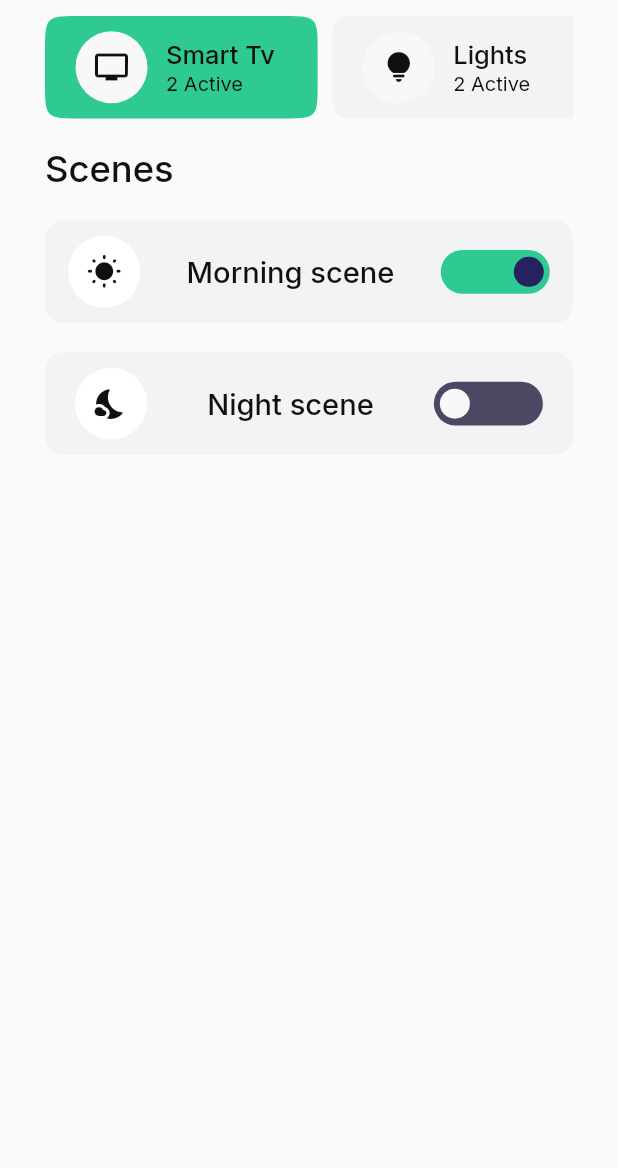
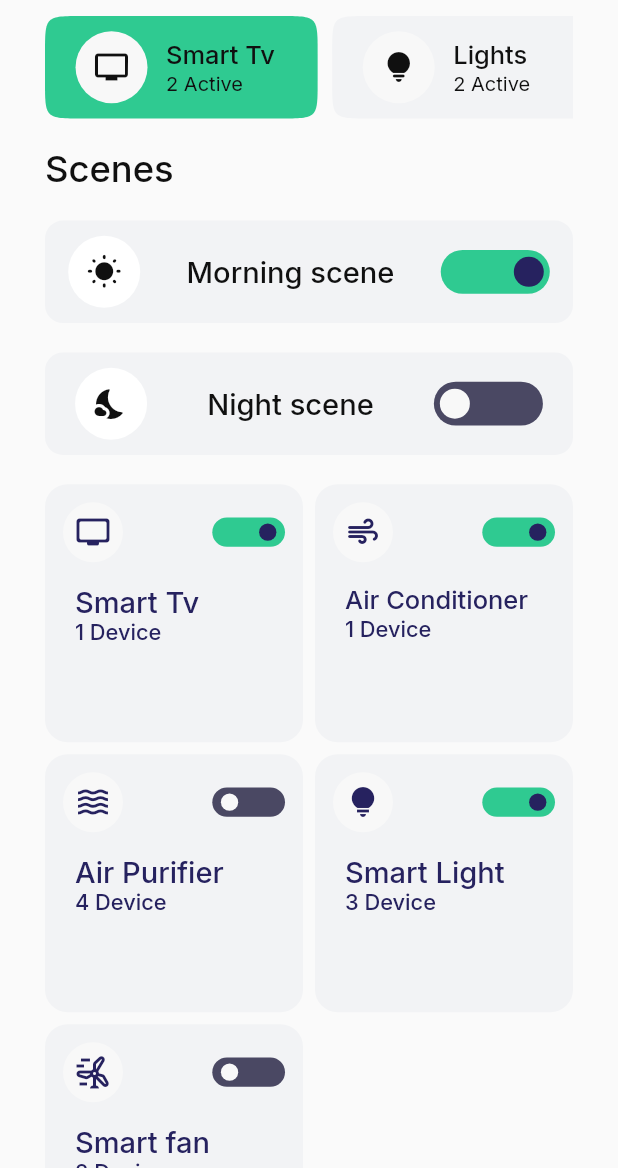
Before and after one commit to sifatullah-haque/CoShell, a Flutter app: the screen it shows after launch, on a phone screen of 412 x 824 dp, the part 68-1236 px from its top. Run offline on Flutter 3.47's test engine with Material 2 defaults, Android fonts, the phone set to English and light mode, and no system bars; drawn by our look-alikes of flutter_switch; our stand-ins replace flutter_screenutil, google_fonts.

Commit message:
home page done

```diff
--- a/mainapp/lib/pages/common/color_is.dart
+++ b/mainapp/lib/pages/common/color_is.dart
@@ -9,4 +9,5 @@ abstract class ColorIs {
   static const gray = Color(0xff4A4863);
   static const white = Color(0xffF8F8F8);
   static const inactiveButton=Color(0xffF7F7F7);
+  static const whiteGray=Color(0xffF2F3F5);
 }
--- /dev/null
+++ b/mainapp/lib/pages/homePage/grid/grid_view.dart
@@ -0,0 +1,363 @@
+import 'package:flutter/material.dart';
+import 'package:flutter_screenutil/flutter_screenutil.dart';
+import 'package:flutter_switch/flutter_switch.dart';
+import 'package:google_fonts/google_fonts.dart';
+import 'package:mainapp/pages/common/color_is.dart';
+
+class gridView extends StatefulWidget {
+  const gridView({
+    super.key,
+  });
+
+  @override
+  State<gridView> createState() => _gridViewState();
+}
+
+class _gridViewState extends State<gridView> {
+  bool smartTv = true;
+  bool airCon = true;
+  bool airPurifier = false;
+  bool smartLight = true;
+  bool fan = false;
+  @override
+  Widget build(BuildContext context) {
+    return SizedBox(
+      height: 600.h,
+      child: GridView(
+        gridDelegate: const SliverGridDelegateWithFixedCrossAxisCount(
+          crossAxisCount: 2,
+          childAspectRatio: 1,
+          crossAxisSpacing: 8.0,
+          mainAxisSpacing: 8.0,
+        ),
+        children: [
+          Container(
+            decoration: BoxDecoration(
+              borderRadius: BorderRadius.circular(15.0),
+              color: ColorIs.whiteGray,
+            ),
+            width: double.infinity,
+            child: Padding(
+              padding: const EdgeInsets.all(12.0),
+              child: Column(
+                mainAxisAlignment: MainAxisAlignment.start,
+                crossAxisAlignment: CrossAxisAlignment.start,
+                children: [
+                  Row(
+                    mainAxisAlignment: MainAxisAlignment.spaceBetween,
+                    children: [
+                      const CircleAvatar(
+                        backgroundColor: ColorIs.white,
+                        child: Icon(
+                          Icons.tv_rounded,
+                          color: ColorIs.blue,
+                        ),
+                      ),
+                      FlutterSwitch(
+                        value: smartTv,
+                        height: 20.h,
+                        width: 40.w,
+                        toggleSize: 15.0,
+                        activeColor: ColorIs.halfGreen,
+                        inactiveColor: ColorIs.gray,
+                        activeToggleColor: ColorIs.blue,
+                        inactiveToggleColor: ColorIs.white,
+                        onToggle: (val) {
+                          setState(() {
+                            smartTv = val;
+                          });
+                        },
+                      ),
+                    ],
+                  ),
+                  Padding(
+                    padding: const EdgeInsets.only(left: 8.0, top: 15.0),
+                    child: Text(
+                      "Smart Tv",
+                      style: GoogleFonts.inter(
+                          fontSize: 16.sp,
+                          fontWeight: FontWeight.w500,
+                          color: ColorIs.blue),
+                    ),
+                  ),
+                  Padding(
+                    padding: const EdgeInsets.only(
+                      left: 8.0,
+                    ),
+                    child: Text(
+                      "1 Device",
+                      style: GoogleFonts.inter(
+                          fontSize: 12.sp,
+                          fontWeight: FontWeight.w500,
+                          color: ColorIs.blue),
+                    ),
+                  ),
+                ],
+              ),
+            ),
+          ),
+          Container(
+            decoration: BoxDecoration(
+              borderRadius: BorderRadius.circular(15.0),
+              color: ColorIs.whiteGray,
+            ),
+            width: double.infinity,
+            child: Padding(
+              padding: const EdgeInsets.all(12.0),
+              child: Column(
+                mainAxisAlignment: MainAxisAlignment.start,
+                crossAxisAlignment: CrossAxisAlignment.start,
+                children: [
+                  Row(
+                    mainAxisAlignment: MainAxisAlignment.spaceBetween,
+                    children: [
+                      const CircleAvatar(
+                        backgroundColor: ColorIs.white,
+                        child: Icon(
+                          Icons.air_rounded,
+                          color: ColorIs.blue,
+                        ),
+                      ),
+                      FlutterSwitch(
+                        value: airCon,
+                        height: 20.h,
+                        width: 40.w,
+                        toggleSize: 15.0,
+                        activeColor: ColorIs.halfGreen,
+                        inactiveColor: ColorIs.gray,
+                        activeToggleColor: ColorIs.blue,
+                        inactiveToggleColor: ColorIs.white,
+                        onToggle: (val) {
+                          setState(() {
+                            airCon = val;
+                          });
+                        },
+                      ),
+                    ],
+                  ),
+                  Padding(
+                    padding: const EdgeInsets.only(left: 8.0, top: 15.0),
+                    child: Text(
+                      "Air Conditioner",
+                      style: GoogleFonts.inter(
+                          fontSize: 14.sp,
+                          fontWeight: FontWeight.w500,
+                          color: ColorIs.blue),
+                    ),
+                  ),
+                  Padding(
+                    padding: const EdgeInsets.only(
+                      left: 8.0,
+                    ),
+                    child: Text(
+                      "1 Device",
+                      style: GoogleFonts.inter(
+                          fontSize: 12.sp,
+                          fontWeight: FontWeight.w500,
+                          color: ColorIs.blue),
+                    ),
+                  ),
+                ],
+              ),
+            ),
+          ),
+          Container(
+            decoration: BoxDecoration(
+              borderRadius: BorderRadius.circular(15.0),
+              color: ColorIs.whiteGray,
+            ),
+            width: double.infinity,
+            child: Padding(
+              padding: const EdgeInsets.all(12.0),
+              child: Column(
+                mainAxisAlignment: MainAxisAlignment.start,
+                crossAxisAlignment: CrossAxisAlignment.start,
+                children: [
+                  Row(
+                    mainAxisAlignment: MainAxisAlignment.spaceBetween,
+                    children: [
+                      const CircleAvatar(
+                        backgroundColor: ColorIs.white,
+                        child: Icon(
+                          Icons.waves,
+                          color: ColorIs.blue,
+                        ),
+                      ),
+                      FlutterSwitch(
+                        value: airPurifier,
+                        height: 20.h,
+                        width: 40.w,
+                        toggleSize: 15.0,
+                        activeColor: ColorIs.halfGreen,
+                        inactiveColor: ColorIs.gray,
+                        activeToggleColor: ColorIs.blue,
+                        inactiveToggleColor: ColorIs.white,
+                        onToggle: (val) {
+                          setState(() {
+                            airPurifier = val;
+                          });
+                        },
+                      ),
+                    ],
+                  ),
+                  Padding(
+                    padding: const EdgeInsets.only(left: 8.0, top: 15.0),
+                    child: Text(
+                      "Air Purifier",
+                      style: GoogleFonts.inter(
+                          fontSize: 16.sp,
+                          fontWeight: FontWeight.w500,
+                          color: ColorIs.blue),
+                    ),
+                  ),
+                  Padding(
+                    padding: const EdgeInsets.only(
+                      left: 8.0,
+                    ),
+                    child: Text(
+                      "4 Device",
+                      style: GoogleFonts.inter(
+                          fontSize: 12.sp,
+                          fontWeight: FontWeight.w500,
+                          color: ColorIs.blue),
+                    ),
+                  ),
+                ],
+              ),
+            ),
+          ),
+          Container(
+            decoration: BoxDecoration(
+              borderRadius: BorderRadius.circular(15.0),
+              color: ColorIs.whiteGray,
+            ),
+            width: double.infinity,
+            child: Padding(
+              padding: const EdgeInsets.all(12.0),
+              child: Column(
+                mainAxisAlignment: MainAxisAlignment.start,
+                crossAxisAlignment: CrossAxisAlignment.start,
+                children: [
+                  Row(
+                    mainAxisAlignment: MainAxisAlignment.spaceBetween,
+                    children: [
+                      const CircleAvatar(
+                        backgroundColor: ColorIs.white,
+                        child: Icon(
+                          Icons.lightbulb_sharp,
+                          color: ColorIs.blue,
+                        ),
+                      ),
+                      FlutterSwitch(
+                        value: smartLight,
+                        height: 20.h,
+                        width: 40.w,
+                        toggleSize: 15.0,
+                        activeColor: ColorIs.halfGreen,
+                        inactiveColor: ColorIs.gray,
+                        activeToggleColor: ColorIs.blue,
+                        inactiveToggleColor: ColorIs.white,
+                        onToggle: (val) {
+                          setState(() {
+                            smartLight = val;
+                          });
+                        },
+                      ),
+                    ],
+                  ),
+                  Padding(
+                    padding: const EdgeInsets.only(left: 8.0, top: 15.0),
+                    child: Text(
+                      "Smart Light",
+                      style: GoogleFonts.inter(
+                          fontSize: 16.sp,
+                          fontWeight: FontWeight.w500,
+                          color: ColorIs.blue),
+                    ),
+                  ),
+                  Padding(
+                    padding: const EdgeInsets.only(
+                      left: 8.0,
+                    ),
+                    child: Text(
+                      "3 Device",
+                      style: GoogleFonts.inter(
+                          fontSize: 12.sp,
+                          fontWeight: FontWeight.w500,
+                          color: ColorIs.blue),
+                    ),
+                  ),
+                ],
+              ),
+            ),
+          ),
+          Container(
+            decoration: BoxDecoration(
+              borderRadius: BorderRadius.circular(15.0),
+              color: ColorIs.whiteGray,
+            ),
+            width: double.infinity,
+            child: Padding(
+              padding: const EdgeInsets.all(12.0),
+              child: Column(
+                mainAxisAlignment: MainAxisAlignment.start,
+                crossAxisAlignment: CrossAxisAlignment.start,
+                children: [
+                  Row(
+                    mainAxisAlignment: MainAxisAlignment.spaceBetween,
+                    children: [
+                      const CircleAvatar(
+                        backgroundColor: ColorIs.white,
+                        child: Icon(
+                          Icons.wind_power_outlined,
+                          color: ColorIs.blue,
+                        ),
+                      ),
+                      FlutterSwitch(
+                        value: fan,
+                        height: 20.h,
+                        width: 40.w,
+                        toggleSize: 15.0,
+                        activeColor: ColorIs.halfGreen,
+                        inactiveColor: ColorIs.gray,
+                        activeToggleColor: ColorIs.blue,
+                        inactiveToggleColor: ColorIs.white,
+                        onToggle: (val) {
+                          setState(() {
+                            fan = val;
+                          });
+                        },
+                      ),
+                    ],
+                  ),
+                  Padding(
+                    padding: const EdgeInsets.only(left: 8.0, top: 15.0),
+                    child: Text(
+                      "Smart fan",
+                      style: GoogleFonts.inter(
+                          fontSize: 16.sp,
+                          fontWeight: FontWeight.w500,
+                          color: ColorIs.blue),
+                    ),
+                  ),
+                  Padding(
+                    padding: const EdgeInsets.only(
+                      left: 8.0,
+                    ),
+                    child: Text(
+                      "2 Device",
+                      style: GoogleFonts.inter(
+                          fontSize: 12.sp,
+                          fontWeight: FontWeight.w500,
+                          color: ColorIs.blue),
+                    ),
+                  ),
+                ],
+              ),
+            ),
+          ),
+        ],
+      ),
+    );
+  }
+}
--- a/mainapp/lib/pages/homePage/home_page_top_button.dart
+++ b/mainapp/lib/pages/homePage/home_page_top_button.dart
@@ -3,6 +3,7 @@ import 'package:flutter_screenutil/flutter_screenutil.dart';
 import 'package:google_fonts/google_fonts.dart';
 
 import '../common/color_is.dart';
+import 'grid/grid_view.dart';
 import 'top_button.dart';
 import 'package:flutter_switch/flutter_switch.dart';
 
@@ -57,9 +58,14 @@ class _HomePageState extends State<HomePageTopButton> {
           )
         ],
       ),
-      body: Padding(
+      body: SingleChildScrollView(
+        child: SafeArea(
+          child: Padding(
             padding: EdgeInsets.symmetric(horizontal: 30.0),
             child: Column(
+              crossAxisAlignment: CrossAxisAlignment.start,
+              children: [
+                Column(
                   crossAxisAlignment: CrossAxisAlignment.start,
                   children: [
                     SingleChildScrollView(
@@ -163,9 +169,11 @@ class _HomePageState extends State<HomePageTopButton> {
                                 value1 = val;
                               });
                             },
-                  )
+                          ),
                         ],
                       ),
+                    ),
+                  ],
                 ),
                 SizedBox(
                   height: 20.h,
@@ -214,8 +222,14 @@ class _HomePageState extends State<HomePageTopButton> {
                       )
                     ],
                   ),
-            )
+                ),
+                SizedBox(
+                  height: 20.h,
+                ),
+                const gridView()
               ],
+            ),
+          ),
         ),
       ),
     );
```
Also changed, not shown: mainapp/lib/pages/homePage/grid/grid_container.dart (added). Lines whose indentation alone changed are shown as unchanged.
